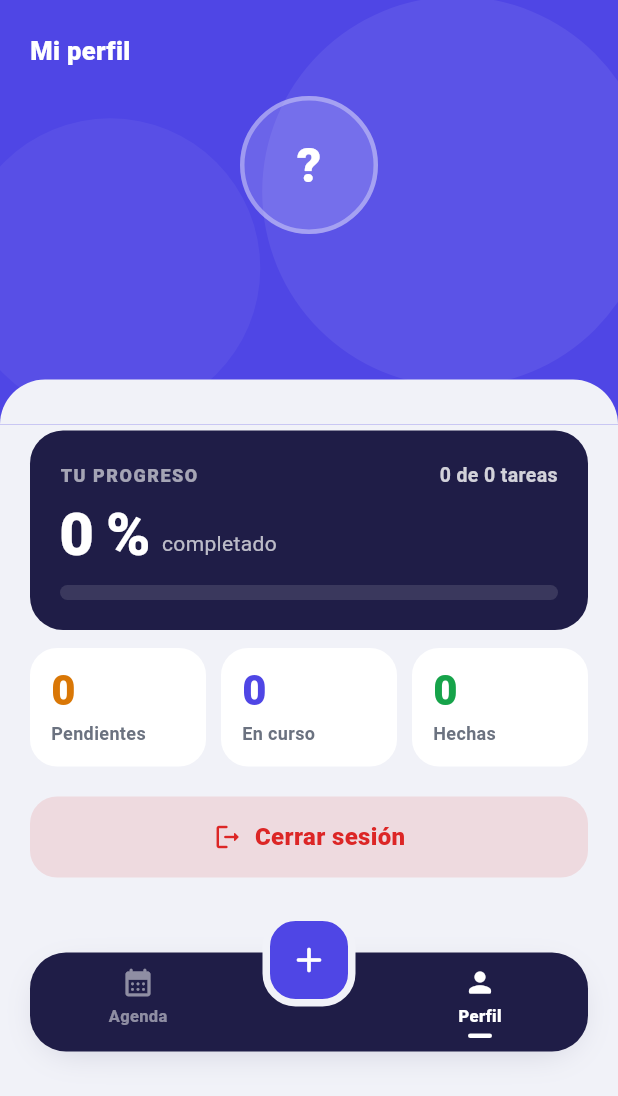
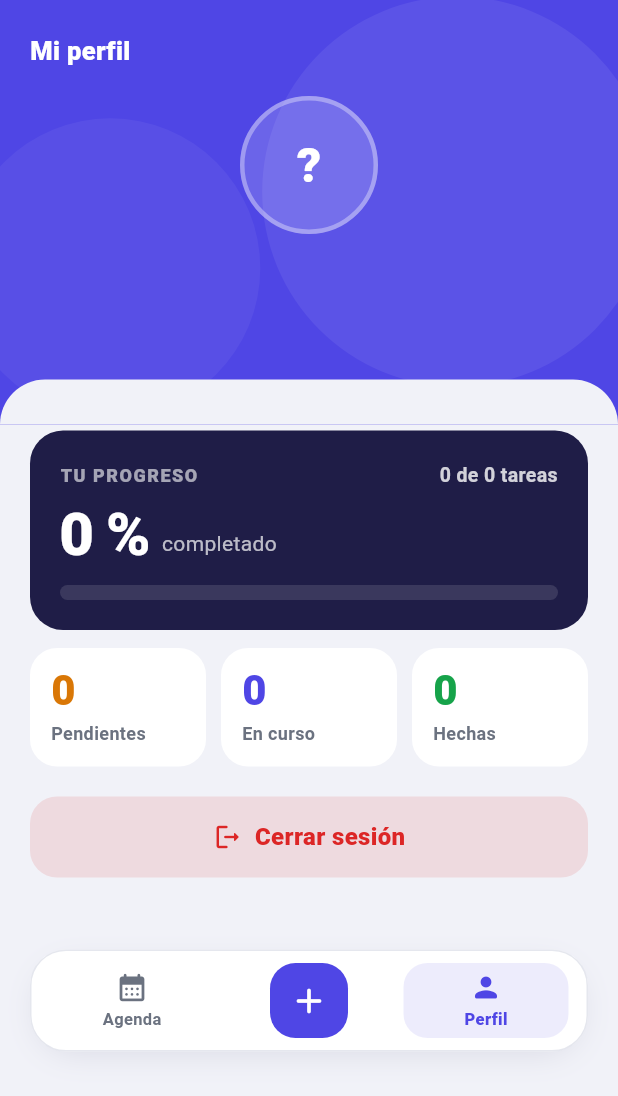
Before and after one commit to sanperex/gestor-agenda, a Flutter app: the ProfilePage screen opened by its route, on a phone screen of 412 x 824 dp. Shown: the top 1096 px of the screen. Run offline on Flutter 3.47's test engine with Material 3 defaults, Android fonts, the phone set to English and light mode, and no system bars; our stand-ins replace flutter_secure_storage; accounts and stored records are empty; network calls fail.

Commit message:
style: reorganiza la barra inferior en tres espacios iguales
Agenda, Nueva tarea y Perfil ocupan cada uno un tercio de la barra. El botón
de crear queda dentro de la barra (ya no sobresale ni tapa el contenido) y la
pestaña activa se marca con una pastilla suave de color índigo.

Co-Authored-By: Claude Opus 5 <noreply@anthropic.com>

```diff
--- a/frontend/lib/features/agenda/presentation/widgets/agenda_bottom_bar.dart
+++ b/frontend/lib/features/agenda/presentation/widgets/agenda_bottom_bar.dart
@@ -5,10 +5,11 @@ import '../../../../core/widgets/motion.dart';
 
 enum AgendaTab { agenda, profile }
 
-/// Barra inferior flotante: Agenda y Perfil a los lados, crear tarea al centro.
+/// Barra inferior flotante: Agenda a la izquierda, crear tarea al centro y Perfil a la derecha.
 ///
-/// Es el patrón de navegación de un celular: las dos pantallas principales quedan a
-/// un toque y la acción más frecuente, crear, en el centro, al alcance del pulgar.
+/// Tres espacios iguales dentro de la misma barra: nada sobresale ni se monta sobre el
+/// contenido, y el botón de crear queda justo en el centro, al alcance del pulgar.
+/// La pestaña activa se marca con una pastilla suave del color de la marca.
 class AgendaBottomBar extends StatelessWidget {
   const AgendaBottomBar({
     super.key,
@@ -23,20 +24,18 @@ class AgendaBottomBar extends StatelessWidget {
   final VoidCallback onAdd;
   final VoidCallback onProfile;
 
+  static const double height = 68;
+
   @override
   Widget build(BuildContext context) {
-    return SizedBox(
-      height: 92,
-      child: Stack(
-        clipBehavior: Clip.none,
-        alignment: Alignment.bottomCenter,
-        children: [
-          Container(
-            height: 66,
+    return Container(
+      height: height,
+      padding: const EdgeInsets.all(8),
       decoration: BoxDecoration(
-              color: Vivid.night,
+        color: Colors.white,
         borderRadius: BorderRadius.circular(24),
-              boxShadow: Vivid.shadow(strength: 2),
+        border: Border.all(color: Vivid.line.withValues(alpha: 0.6)),
+        boxShadow: Vivid.shadow(strength: 1.5),
       ),
       child: Row(
         children: [
@@ -49,7 +48,23 @@ class AgendaBottomBar extends StatelessWidget {
               onTap: onAgenda,
             ),
           ),
-                const SizedBox(width: 84),
+          Expanded(
+            child: Center(
+              child: Tooltip(
+                message: 'Nueva tarea',
+                child: Pressable(
+                  onTap: onAdd,
+                  semanticLabel: 'Nueva tarea',
+                  child: Container(
+                    width: 52,
+                    height: 52,
+                    decoration: BoxDecoration(color: Vivid.accent, borderRadius: BorderRadius.circular(17)),
+                    child: const Icon(Icons.add_rounded, color: Colors.white, size: 28),
+                  ),
+                ),
+              ),
+            ),
+          ),
           Expanded(
             child: _NavItem(
               icon: Icons.person_rounded,
@@ -57,29 +72,6 @@ class AgendaBottomBar extends StatelessWidget {
               tooltip: 'Mi perfil',
               active: current == AgendaTab.profile,
               onTap: onProfile,
-                  ),
-                ),
-              ],
-            ),
-          ),
-          Positioned(
-            top: 0,
-            child: Tooltip(
-              message: 'Nueva tarea',
-              child: Pressable(
-                onTap: onAdd,
-                semanticLabel: 'Nueva tarea',
-                child: Container(
-                  width: 62,
-                  height: 62,
-                  decoration: BoxDecoration(
-                    color: Vivid.accent,
-                    borderRadius: BorderRadius.circular(22),
-                    border: Border.all(color: Vivid.lavender, width: 5),
-                  ),
-                  child: const Icon(Icons.add_rounded, color: Colors.white, size: 28),
-                ),
-              ),
             ),
           ),
         ],
@@ -105,29 +97,31 @@ class _NavItem extends StatelessWidget {
 
   @override
   Widget build(BuildContext context) {
-    final color = active ? Colors.white : Colors.white.withValues(alpha: 0.5);
+    final color = active ? Vivid.accent : Vivid.muted;
     return Tooltip(
       message: tooltip,
       child: Pressable(
         onTap: onTap,
         semanticLabel: tooltip,
-        child: SizedBox(
-          height: 66,
+        child: AnimatedContainer(
+          duration: const Duration(milliseconds: 220),
+          curve: Curves.easeOut,
+          height: double.infinity,
+          margin: const EdgeInsets.symmetric(horizontal: 4),
+          decoration: BoxDecoration(
+            color: active ? Vivid.soft(Vivid.accent, 0.1) : Colors.transparent,
+            borderRadius: BorderRadius.circular(16),
+          ),
           child: Column(
             mainAxisAlignment: MainAxisAlignment.center,
             children: [
               Icon(icon, color: color, size: 22),
-              const SizedBox(height: 3),
+              const SizedBox(height: 2),
               Text(
                 label,
+                maxLines: 1,
+                overflow: TextOverflow.ellipsis,
                 style: TextStyle(color: color, fontSize: 11, fontWeight: active ? FontWeight.w800 : FontWeight.w600),
-              ),
-              const SizedBox(height: 4),
-              AnimatedContainer(
-                duration: const Duration(milliseconds: 250),
-                width: active ? 16 : 0,
-                height: 3,
-                decoration: BoxDecoration(color: Colors.white, borderRadius: BorderRadius.circular(999)),
               ),
             ],
           ),
```
Lines whose indentation alone changed are shown as unchanged.
